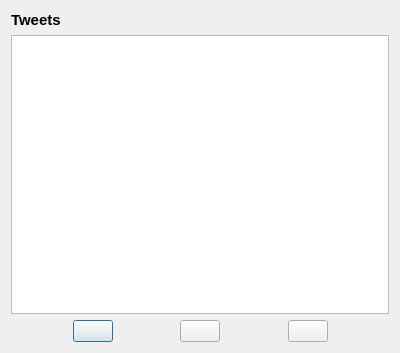
First picture: the form in FinalProject/Tweeterak/hash_tagform.ui, repository amirhosseinbt/FinalProject_AP, before the edit.
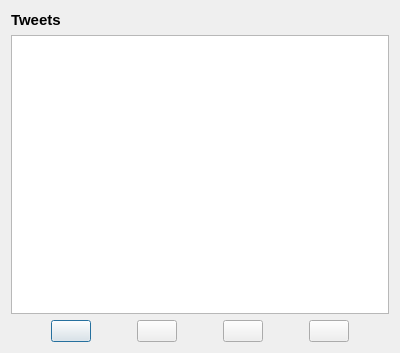
Second picture: the form after the edit.

The edit to the form file:
```diff
--- a/FinalProject/Tweeterak/hash_tagform.ui
+++ b/FinalProject/Tweeterak/hash_tagform.ui
@@ -75,6 +75,26 @@
        </property>
       </spacer>
      </item>
+     <item>
+      <widget class="QPushButton" name="btn_retweet">
+       <property name="text">
+        <string/>
+       </property>
+      </widget>
+     </item>
+     <item>
+      <spacer name="horizontalSpacer_5">
+       <property name="orientation">
+        <enum>Qt::Horizontal</enum>
+       </property>
+       <property name="sizeHint" stdset="0">
+        <size>
+         <width>40</width>
+         <height>20</height>
+        </size>
+       </property>
+      </spacer>
+     </item>
      <item>
       <widget class="QPushButton" name="btn_like">
        <property name="text">
```
